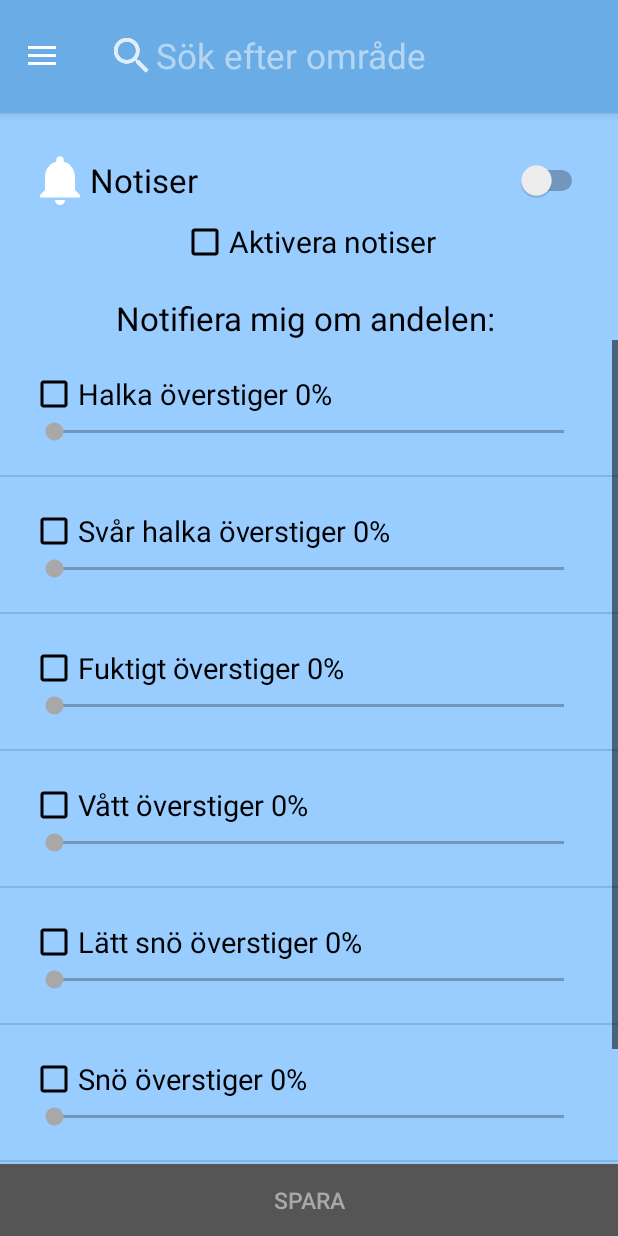
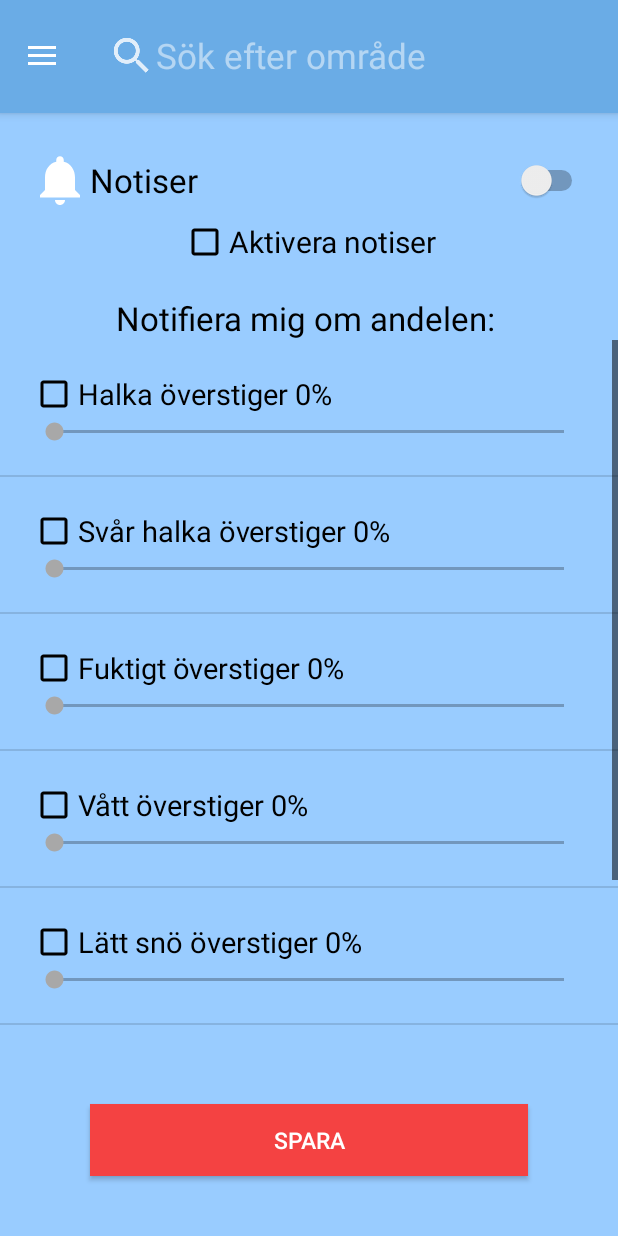
Before and after one commit to Digitalis-web/RSIAPP, an Android app: the screen it shows after launch (NavActivity), after a tap on "INSTÄLLNINGAR", on a phone screen of 412 x 824 dp. Run offline under Robolectric (Android 15) with nearby library versions, the phone set to English and light mode, and no system bars; 5 statements that could not run were skipped; 1 other tap on this screen came first.

Commit message:
save btn and note file uppdate

```diff
--- a/app/src/main/res/layout/fragment_settings.xml
+++ b/app/src/main/res/layout/fragment_settings.xml
@@ -47,8 +47,12 @@
         android:layout_width="match_parent"
         android:layout_height="wrap_content"
         android:layout_gravity="bottom"
-        android:background="@color/colorDarkGrey"
+        android:layout_marginBottom="40dp"
+        android:layout_marginLeft="60dp"
+        android:layout_marginRight="60dp"
+        android:layout_marginTop="30dp"
+        android:background="@color/colorRed"
         android:text="Spara"
+        android:textColor="@color/colorWhite"
         android:textSize="15sp" />
-
 </LinearLayout>
--- a/app/src/main/res/values/colors.xml
+++ b/app/src/main/res/values/colors.xml
@@ -10,6 +10,7 @@
     <color name="colorLightBlue">#99ccff</color>
     <color name="colorBlue">#6aace6</color>
     <color name="colorYellow">#EEEE00</color>
+    <color name="colorRed">#f44242</color>
 
     <!-- color for cards -->
     <color name="colorGraph1">#1e1e1e</color>
```
Also changed, not shown: 1 other file.
